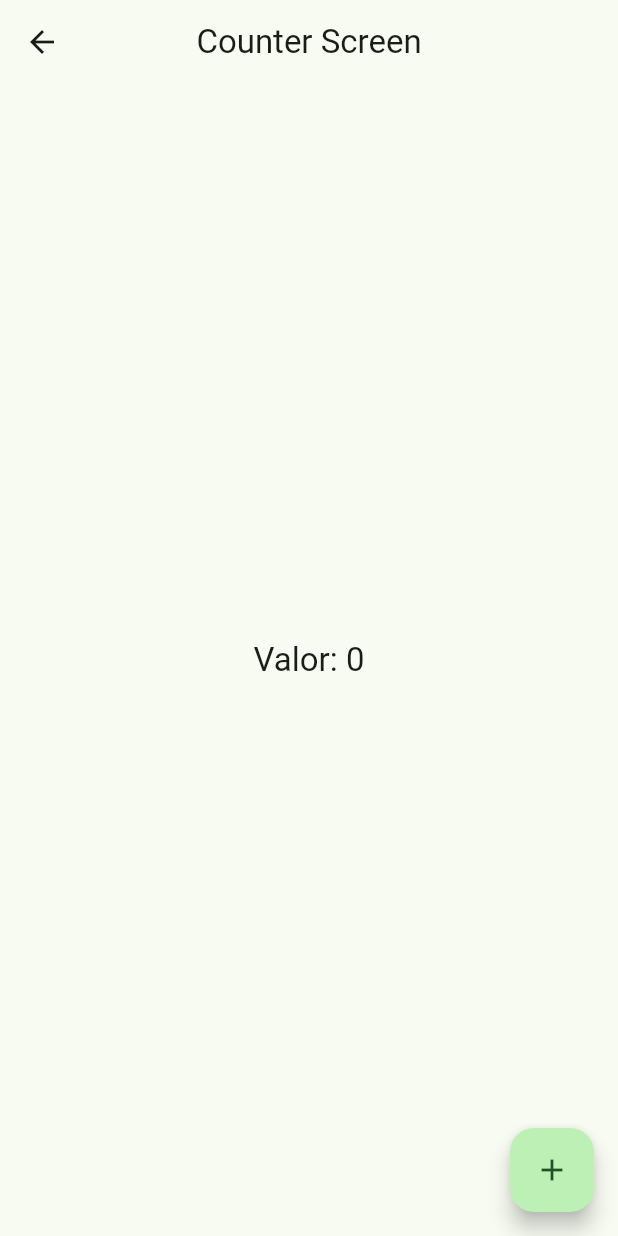
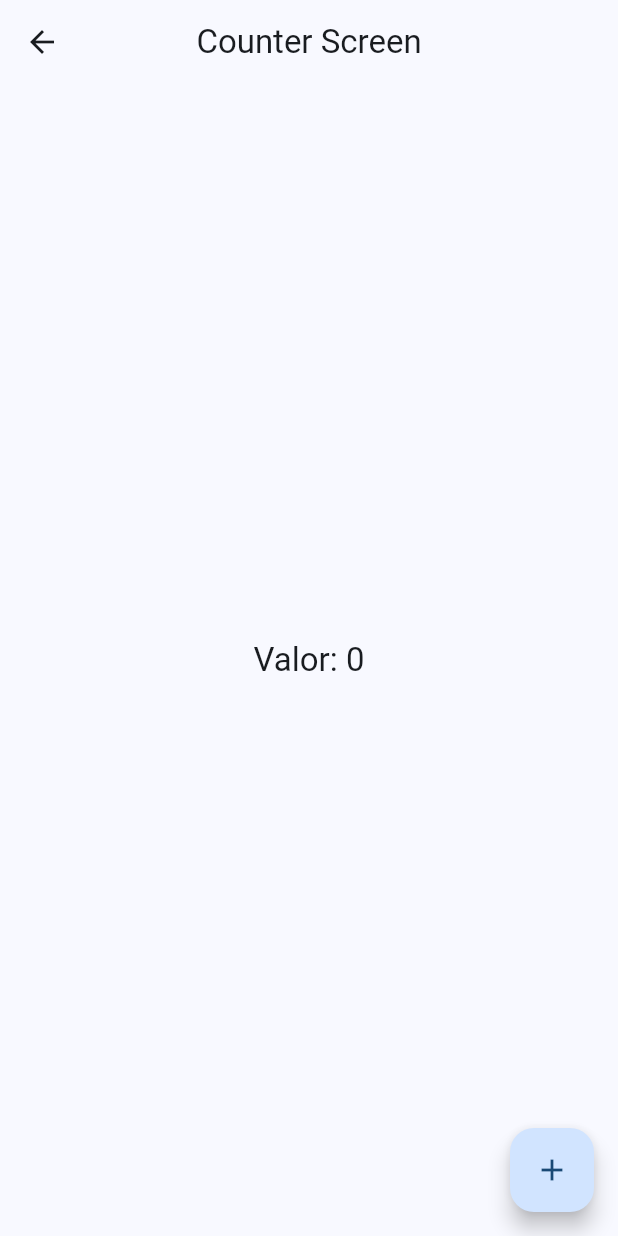
Before and after one commit to hernanspc/WidgetsApp, a Flutter app: the screen it shows after launch, after a tap on "Counter Application", on a phone screen of 412 x 824 dp. Run offline on Flutter 3.47's test engine with Material 2 defaults, Android fonts, the phone set to English and light mode, and no system bars; our stand-ins replace animate_do, flutter_riverpod, go_router, ionicons.

Commit message:
theme changer

```diff
--- a/lib/config/theme/app_theme.dart
+++ b/lib/config/theme/app_theme.dart
@@ -14,15 +14,18 @@ const colorList = <Color>[
 
 class AppTheme {
   final int selectedColor;
+  final bool isDarkMode;
 
   AppTheme({
     this.selectedColor = 0,
+    this.isDarkMode = false,
   })  : assert(selectedColor >= 0, 'Selected color must be greater than 0'),
         assert(selectedColor < colorList.length,
             'Selected color must be less or equal than ${colorList.length - 1}');
 
   ThemeData getTheme() => ThemeData(
       useMaterial3: true,
+      brightness: isDarkMode ? Brightness.dark : Brightness.light,
       colorSchemeSeed: colorList[selectedColor],
       appBarTheme: AppBarTheme(
         centerTitle: true,
--- a/lib/main.dart
+++ b/lib/main.dart
@@ -2,6 +2,8 @@ import 'package:flutter/material.dart';
 import 'package:flutter_riverpod/flutter_riverpod.dart';
 import 'package:widgets_app/config/router/app_router.dart';
 import 'package:widgets_app/config/theme/app_theme.dart';
+
+import 'presentation/providers/theme_provider.dart';
 
 void main() => runApp(
       const ProviderScope(
@@ -9,16 +11,20 @@ void main() => runApp(
       ),
     );
 
-class MyApp extends StatelessWidget {
+class MyApp extends ConsumerWidget {
   const MyApp({super.key});
 
   @override
-  Widget build(BuildContext context) {
+  Widget build(BuildContext context, WidgetRef ref) {
+    final int selectedColor = ref.watch(selectedColorProvider);
+    final bool isDarkTheme = ref.watch(isDarkmodeProvider);
+
     return MaterialApp.router(
       title: 'Flutter App',
       routerConfig: appRouter,
       debugShowCheckedModeBanner: false,
-      theme: AppTheme(selectedColor: 2).getTheme(),
+      theme: AppTheme(selectedColor: selectedColor, isDarkMode: isDarkTheme)
+          .getTheme(),
     );
   }
 }
--- a/lib/presentation/providers/theme_provider.dart
+++ b/lib/presentation/providers/theme_provider.dart
@@ -1,3 +1,20 @@
+import 'package:flutter/material.dart';
 import 'package:flutter_riverpod/flutter_riverpod.dart';
+import 'package:widgets_app/config/theme/app_theme.dart';
 
-final isDarkmodeProvider = StateProvider<bool>((ref) => false);
+// final isDarkmodeProvider = StateProvider<bool>((ref) => false);
+final isDarkmodeProvider = StateProvider<bool>(
+    (ref) => ref.read(platformBrightnessProvider) == Brightness.dark);
+
+final platformBrightnessProvider = Provider<Brightness>((ref) {
+  // Obtén el brillo de la plataforma actual en el punto de entrada de la aplicación
+  final brightness = MediaQueryData.fromWindow(WidgetsBinding.instance!.window)
+      .platformBrightness;
+  return brightness;
+});
+
+//Listado de colores inmutable
+final colorListProvider = Provider((ref) => colorList);
+
+//Un simple int
+final selectedColorProvider = StateProvider((ref) => 0);
```
Also changed, not shown: lib/presentation/screens/theme_changer/theme_changer_screen.dart (+31 -1 lines), pubspec.yaml (line endings or trailing spaces), 6 other files.
